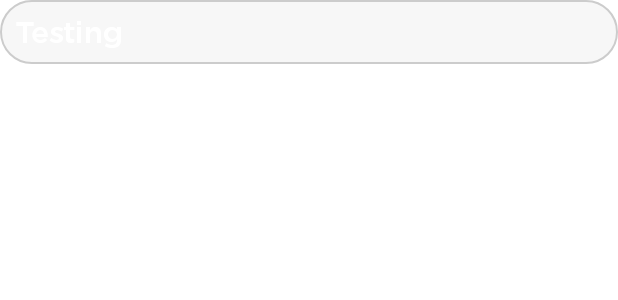
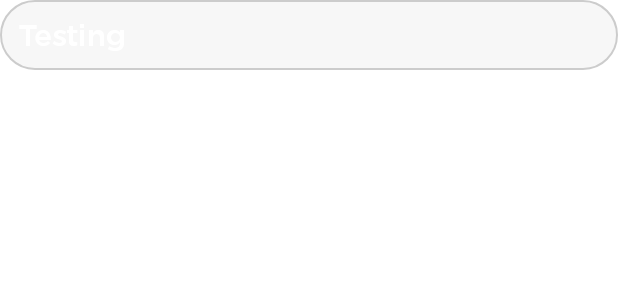
Before and after one commit to CMPUT301W22T31/QRAdventure, an Android app: the layout username_list.xml on its own in the app's theme, with its tools: preview values and no code run, on a phone screen of 412 x 824 dp. Shown: the top 300 px of the screen. Run offline under Robolectric (Android 15) with nearby library versions, the phone set to English and light mode, and no system bars; Roboto replaces fonts that are not available here.

Commit message:
UI prototype for player search update

```diff
--- a/QRAdventure/app/src/main/java/com/example/qradventure/MapActivity.java
+++ b/QRAdventure/app/src/main/java/com/example/qradventure/MapActivity.java
@@ -93,4 +93,5 @@ public class MapActivity extends AppCompatActivity {
         }
     }
 
+
 }
--- a/QRAdventure/app/src/main/res/drawable/search_button_bg.xml
+++ b/QRAdventure/app/src/main/res/drawable/search_button_bg.xml
@@ -2,7 +2,7 @@
 <shape xmlns:android="http://schemas.android.com/apk/res/android"
     android:shape="rectangle" android:padding="10dp">
     <!-- you can use any color you want I used here gray color-->
-    <solid android:color="#B3E6B5"/>
+    <solid android:color="#4CC9F0"/>
     <corners
         android:topRightRadius="10dp"
         android:bottomRightRadius="10dp"/>
--- a/QRAdventure/app/src/main/res/layout/username_list.xml
+++ b/QRAdventure/app/src/main/res/layout/username_list.xml
@@ -6,7 +6,7 @@
     android:layout_height="wrap_content"
     android:background="@drawable/search_username_box"
     android:fontFamily="@font/gotham_medium"
-    android:padding="10dp"
+    android:padding="12dp"
     android:paddingTop="5dp"
     android:textColor="@color/white"
     android:text="Testing"
```
Also changed, not shown: QRAdventure/app/src/main/res/layout/activity_search_players.xml (+4 -4 lines).
